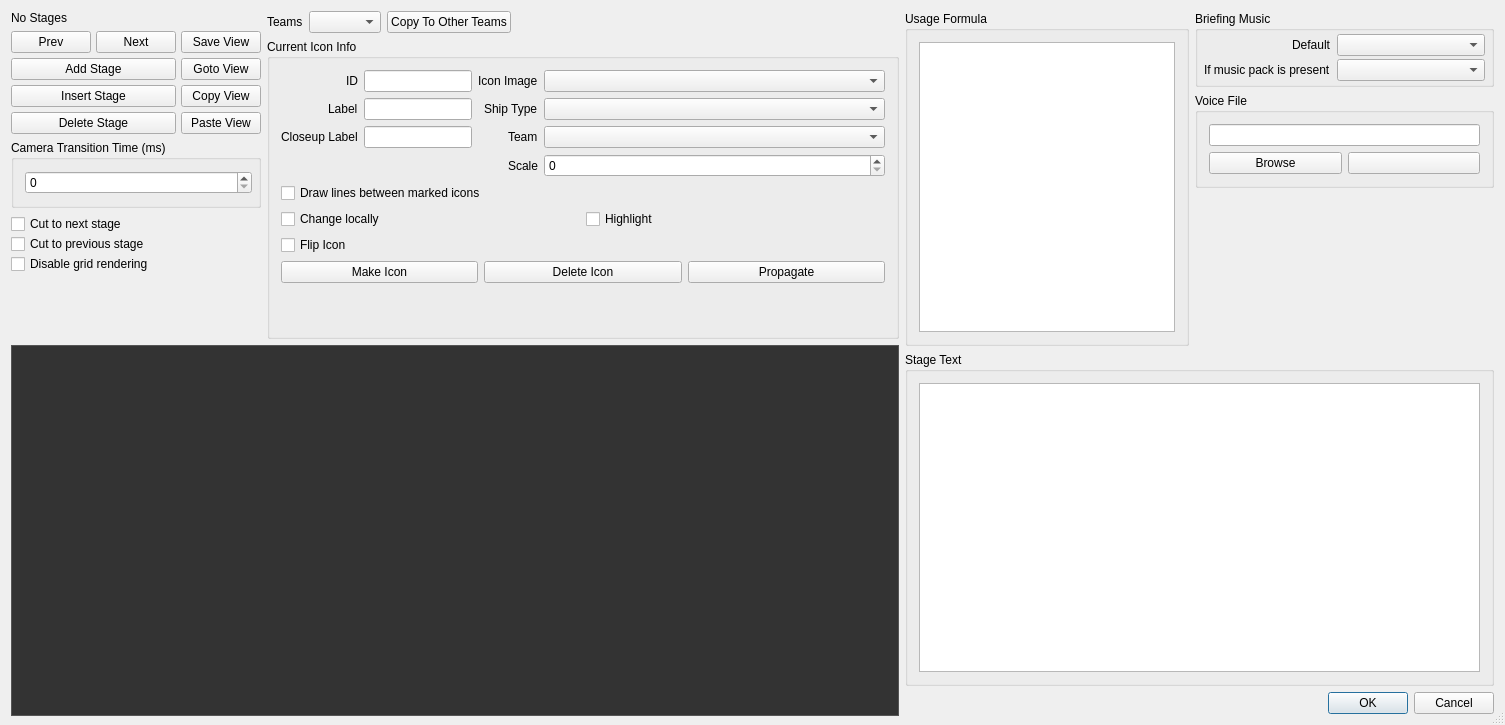
This is qtfred/ui/BriefingEditorDialog.ui in scp-fs2open/fs2open.github.com as Qt 5 draws it before an edit. The edited form follows.
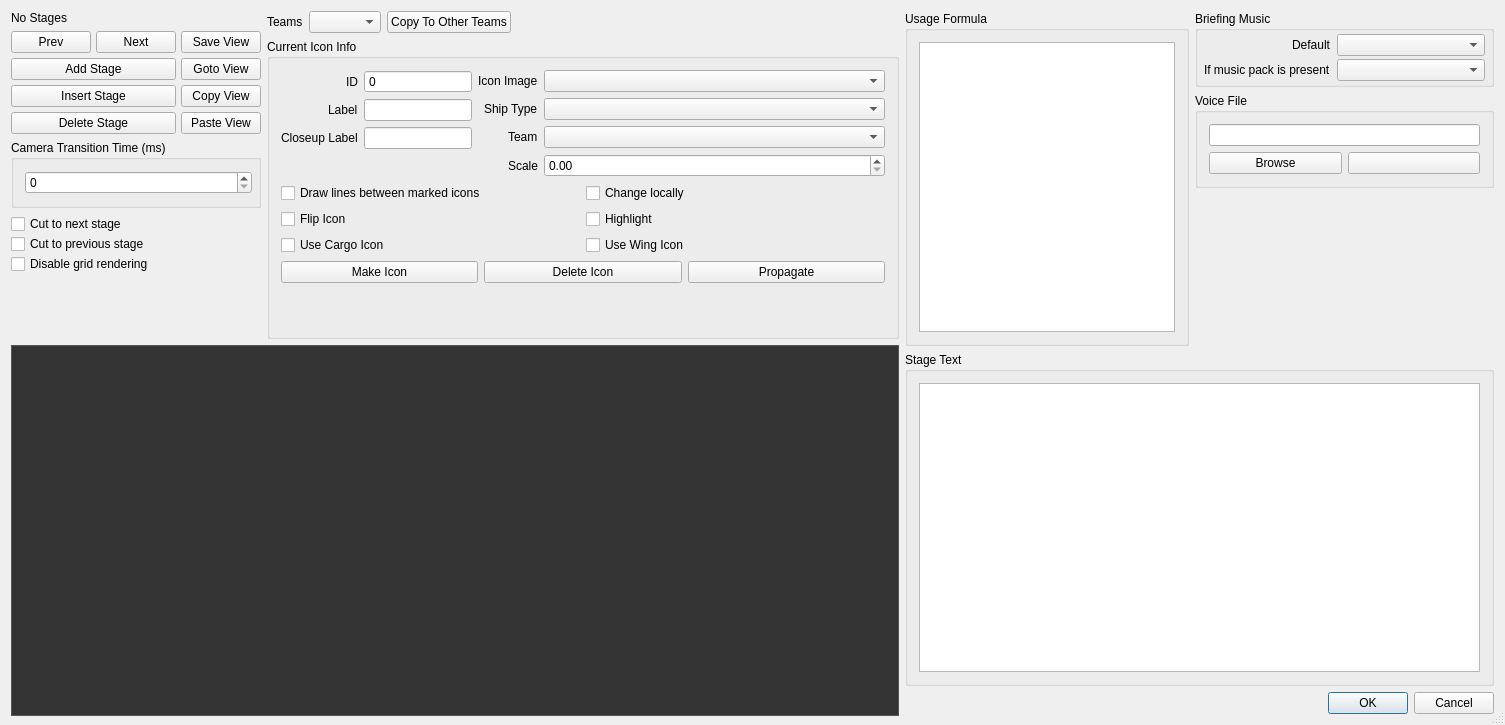
This is the edited form. Icons and pictures are not drawn. Custom widgets are drawn as their Qt base class.

Commit message: completed data model

What changed in the file:
```diff
--- a/qtfred/ui/BriefingEditorDialog.ui
+++ b/qtfred/ui/BriefingEditorDialog.ui
@@ -301,9 +301,6 @@
                   </property>
                  </widget>
                 </item>
-                <item row="0" column="1">
-                 <widget class="QLineEdit" name="iconIdLineEdit"/>
-                </item>
                 <item row="1" column="0">
                  <widget class="QLabel" name="iconLabelLabel">
                   <property name="text">
@@ -324,6 +321,16 @@
                 <item row="2" column="1">
                  <widget class="QLineEdit" name="iconCloseupLabelLineEdit"/>
                 </item>
+                <item row="0" column="1">
+                 <widget class="QSpinBox" name="iconIdSpinBox">
+                  <property name="buttonSymbols">
+                   <enum>QAbstractSpinBox::NoButtons</enum>
+                  </property>
+                  <property name="maximum">
+                   <number>16777215</number>
+                  </property>
+                 </widget>
+                </item>
                </layout>
               </item>
               <item>
@@ -369,7 +376,7 @@
                  </widget>
                 </item>
                 <item row="3" column="1">
-                 <widget class="QSpinBox" name="scaleSpinBox"/>
+                 <widget class="QDoubleSpinBox" name="scaleDoubleSpinBox"/>
                 </item>
                </layout>
               </item>
@@ -377,34 +384,51 @@
             </item>
             <item>
              <layout class="QGridLayout" name="iconCheckboxesLayout">
-              <item row="0" column="0" colspan="2">
-               <widget class="QCheckBox" name="drawLinesCheckBox">
-                <property name="text">
-                 <string>Draw lines between marked icons</string>
-                </property>
-               </widget>
-              </item>
-              <item row="1" column="0">
-               <widget class="QCheckBox" name="changeLocallyCheckBox">
-                <property name="text">
-                 <string>Change locally</string>
-                </property>
-               </widget>
-              </item>
-              <item row="1" column="1">
+              <item row="3" column="1">
                <widget class="QCheckBox" name="highlightCheckBox">
                 <property name="text">
                  <string>Highlight</string>
                 </property>
                </widget>
               </item>
-              <item row="2" column="0">
+              <item row="4" column="1">
+               <widget class="QCheckBox" name="useWingIconCheckBox">
+                <property name="text">
+                 <string>Use Wing Icon</string>
+                </property>
+               </widget>
+              </item>
+              <item row="1" column="1">
+               <widget class="QCheckBox" name="changeLocallyCheckBox">
+                <property name="text">
+                 <string>Change locally</string>
+                </property>
+               </widget>
+              </item>
+              <item row="1" column="0">
+               <widget class="QCheckBox" name="drawLinesCheckBox">
+                <property name="text">
+                 <string>Draw lines between marked icons</string>
+                </property>
+                <property name="tristate">
+                 <bool>true</bool>
+                </property>
+               </widget>
+              </item>
+              <item row="3" column="0">
                <widget class="QCheckBox" name="flipIconCheckBox">
                 <property name="text">
                  <string>Flip Icon</string>
                 </property>
                </widget>
               </item>
+              <item row="4" column="0">
+               <widget class="QCheckBox" name="useCargoIconCheckBox">
+                <property name="text">
+                 <string>Use Cargo Icon</string>
+                </property>
+               </widget>
+              </item>
              </layout>
             </item>
             <item>
```
The commit also changes 2 other files.
